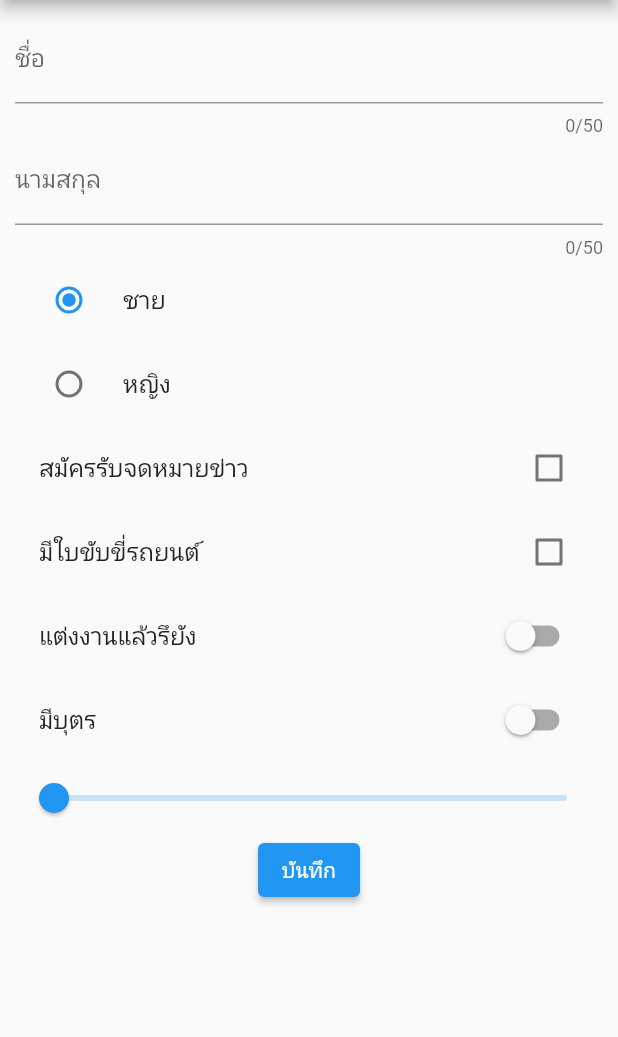
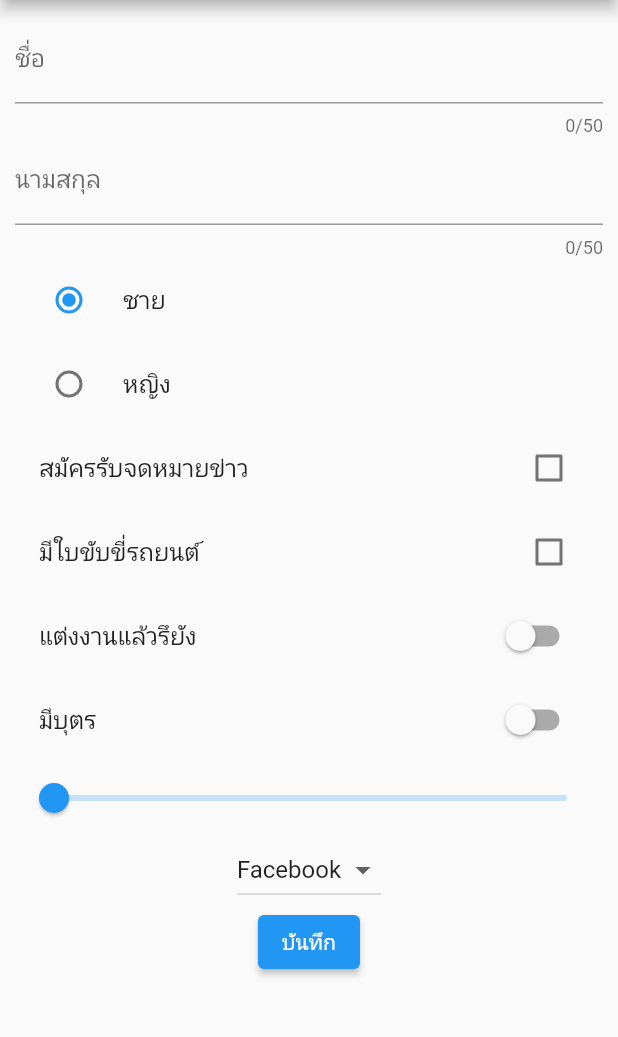
Before and after one commit to PornthaweeWork/flutter_form, a Flutter app: the screen it shows after launch, after a tap on "บันทึก", on a phone screen of 412 x 824 dp, the part 84-1121 px from its top. Run offline on Flutter 3.47's test engine with Material 2 defaults, Android fonts, the phone set to English and light mode, and no system bars.

Commit message:
Create Widget Dropdown

```diff
--- a/lib/screens/home_screen.dart
+++ b/lib/screens/home_screen.dart
@@ -15,6 +15,9 @@ class _HomeScreenState extends State<HomeScreen> {
   var child = false;
   var age = 0.0;
 
+  var channels = ['Facebook','Twitter','Instagram','Line'].map((e) => DropdownMenuItem(child: Text(e), value: e)).toList();
+  var channel = 'Facebook';
+
   @override
   Widget build(BuildContext context) {
     return Scaffold(
@@ -29,6 +32,7 @@ class _HomeScreenState extends State<HomeScreen> {
               buildCheckbox(),
               buildSwitch(),
               buildSlider(),
+              buildDropdown(),
               ElevatedButton(
                 onPressed: () {
                   print('Name: ${nameController.text} ${surnameController.text}');
@@ -38,6 +42,7 @@ class _HomeScreenState extends State<HomeScreen> {
                   print('Marry: ${marry}');
                   print('Child: ${child}');
                   print('Age: ${age}');
+                  print('Channel: ${channel}');
                 },
                 child: Text('บันทึก'),
               ),
@@ -47,6 +52,12 @@ class _HomeScreenState extends State<HomeScreen> {
       ),
     );
   }
+
+  Widget buildDropdown() => DropdownButton(
+    value: channel,
+    items: channels,
+    onChanged: (value) => setState(() => channel = value.toString()),
+  );
 
   Widget buildSlider() => Slider(
     value: age,
```
